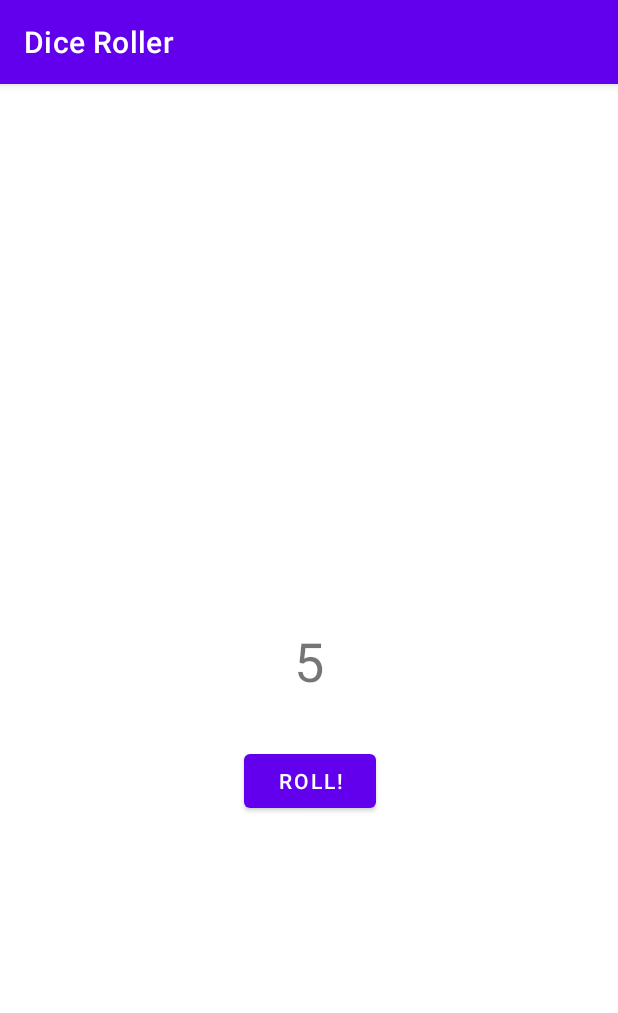
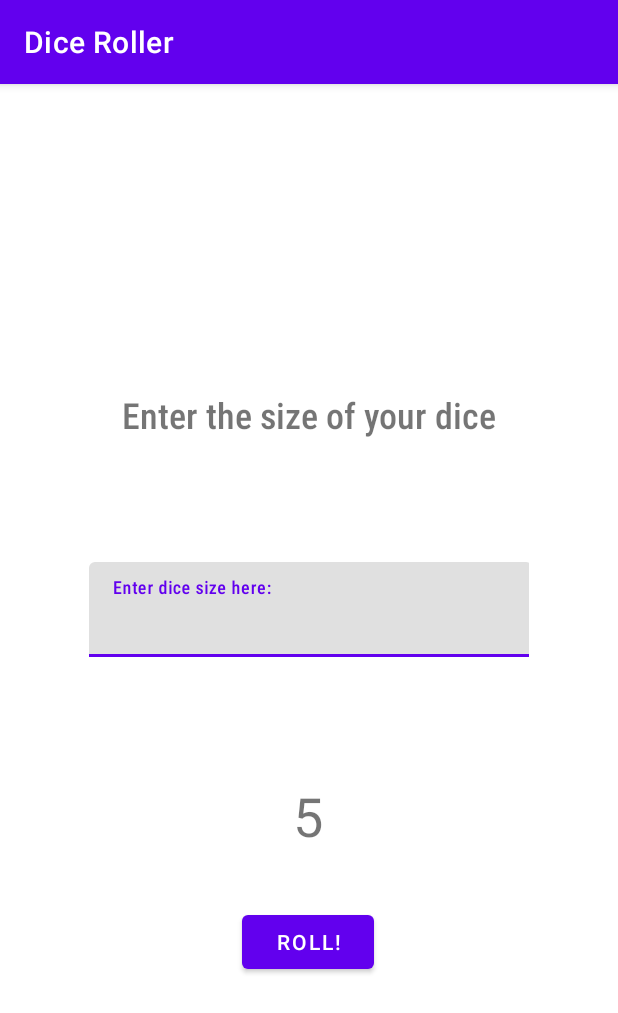
Before and after one commit to CMarconius/Android_Codelabs_DiceRoller, an Android app: the screen it shows after launch (MainActivity), after a tap on "ROLL!", on a phone screen of 412 x 824 dp. Shown: the top 1013 px of the screen. Run offline under Robolectric (Android 15) with nearby library versions, the phone set to English and light mode, and no system bars.

Commit message:
Added diceSize Input

```diff
--- a/app/src/main/java/com/example/diceroller/MainActivity.kt
+++ b/app/src/main/java/com/example/diceroller/MainActivity.kt
@@ -4,6 +4,7 @@ import android.os.Bundle
 import android.widget.Button
 import android.widget.TextView
 import androidx.appcompat.app.AppCompatActivity
+import com.google.android.material.textfield.TextInputEditText
 
 /**
  * This activity allows the user to roll a dice and view the result
@@ -25,7 +26,12 @@ class MainActivity : AppCompatActivity() {
      */
     private fun rollDice() {
         // Create new Dice object with 6 sides and roll it
-        val dice = Dice(6)
+        val diceSizeInput : TextInputEditText = findViewById(R.id.diceSizeInput)
+        var diceSize = 6
+        if (!diceSizeInput.text.toString().isNullOrBlank()) {
+            diceSize = Integer.parseInt(diceSizeInput.text.toString())
+        }
+        val dice = Dice(diceSize)
 
         val diceRoll = dice.roll()
 
--- a/app/src/main/res/layout/activity_main.xml
+++ b/app/src/main/res/layout/activity_main.xml
@@ -6,26 +6,61 @@
     android:layout_height="match_parent"
     tools:context=".MainActivity">
 
+    <Button
+        android:id="@+id/superMegaButton4000"
+        android:layout_width="wrap_content"
+        android:layout_height="wrap_content"
+        android:layout_marginTop="36dp"
+        android:text="@string/roll"
+        app:layout_constraintEnd_toEndOf="@+id/superMegaDiceRollText"
+        app:layout_constraintStart_toStartOf="@+id/superMegaDiceRollText"
+        app:layout_constraintTop_toBottomOf="@+id/superMegaDiceRollText" />
+
     <TextView
         android:id="@+id/superMegaDiceRollText"
         android:layout_width="wrap_content"
         android:layout_height="wrap_content"
         android:textSize="36sp"
         app:layout_constraintBottom_toBottomOf="parent"
+        app:layout_constraintHorizontal_bias="0.498"
         app:layout_constraintLeft_toLeftOf="parent"
         app:layout_constraintRight_toRightOf="parent"
         app:layout_constraintTop_toTopOf="parent"
+        app:layout_constraintVertical_bias="0.644"
         tools:text="1" />
 
-    <Button
-        android:id="@+id/superMegaButton4000"
+    <TextView
+        android:id="@+id/Instructions1"
         android:layout_width="wrap_content"
         android:layout_height="wrap_content"
-        android:layout_marginTop="32dp"
-        android:text="@string/roll"
-        app:layout_constraintEnd_toEndOf="@+id/superMegaDiceRollText"
-        app:layout_constraintHorizontal_bias="0.498"
-        app:layout_constraintStart_toStartOf="@+id/superMegaDiceRollText"
-        app:layout_constraintTop_toBottomOf="@+id/superMegaDiceRollText" />
+        android:layout_marginTop="204dp"
+        android:fontFamily="sans-serif-condensed-medium"
+        android:text="@string/enter_the_size_of_your_dice"
+        android:textSize="24sp"
+        app:layout_constraintEnd_toEndOf="parent"
+        app:layout_constraintStart_toStartOf="parent"
+        app:layout_constraintTop_toTopOf="parent" />
+
+    <com.google.android.material.textfield.TextInputLayout
+        android:layout_width="293dp"
+        android:layout_height="63dp"
+        app:layout_constraintBottom_toTopOf="@+id/superMegaDiceRollText"
+        app:layout_constraintEnd_toEndOf="parent"
+        app:layout_constraintStart_toStartOf="parent"
+        app:layout_constraintTop_toBottomOf="@+id/Instructions1">
+
+        <com.google.android.material.textfield.TextInputEditText
+            android:id="@+id/diceSizeInput"
+            android:layout_width="295dp"
+            android:layout_height="match_parent"
+            android:fontFamily="sans-serif-condensed-medium"
+            android:hint="@string/e_g_6"
+            android:inputType="number"
+            android:selectAllOnFocus="true"
+            android:singleLine="true"
+            android:textColorHint="#757575"
+            android:textSize="24sp"
+            tools:ignore="TextContrastCheck" />
+    </com.google.android.material.textfield.TextInputLayout>
 
 </androidx.constraintlayout.widget.ConstraintLayout>
--- a/app/src/main/res/values/strings.xml
+++ b/app/src/main/res/values/strings.xml
@@ -1,4 +1,6 @@
 <resources>
     <string name="app_name">Dice Roller</string>
     <string name="roll">ROLL!</string>
+    <string name="enter_the_size_of_your_dice">Enter the size of your dice</string>
+    <string name="e_g_6">Enter dice size here:</string>
 </resources>
```
